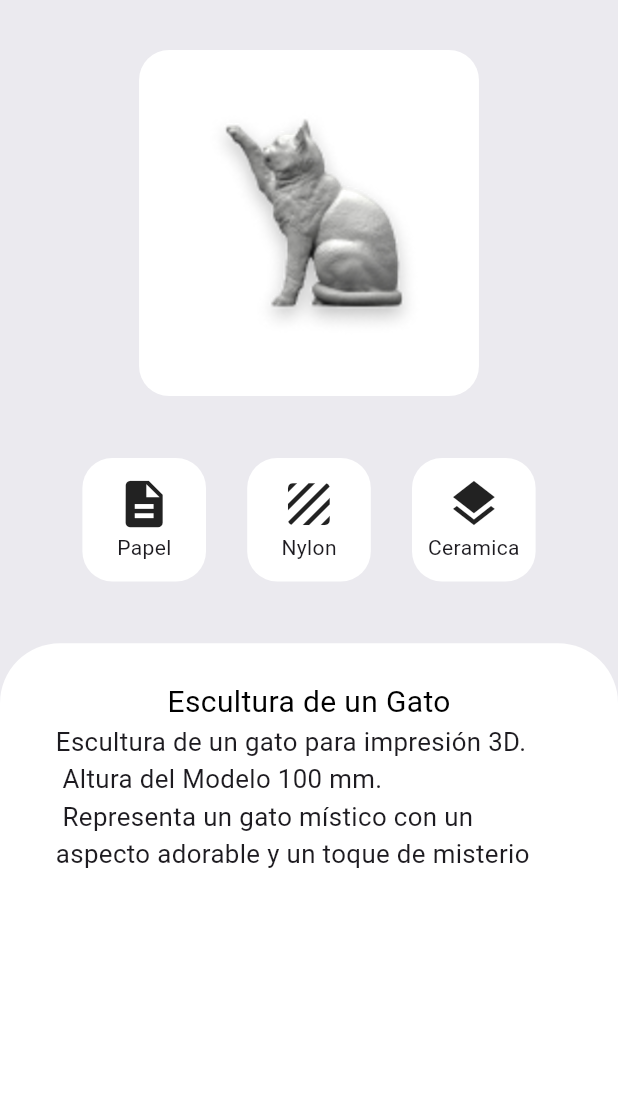
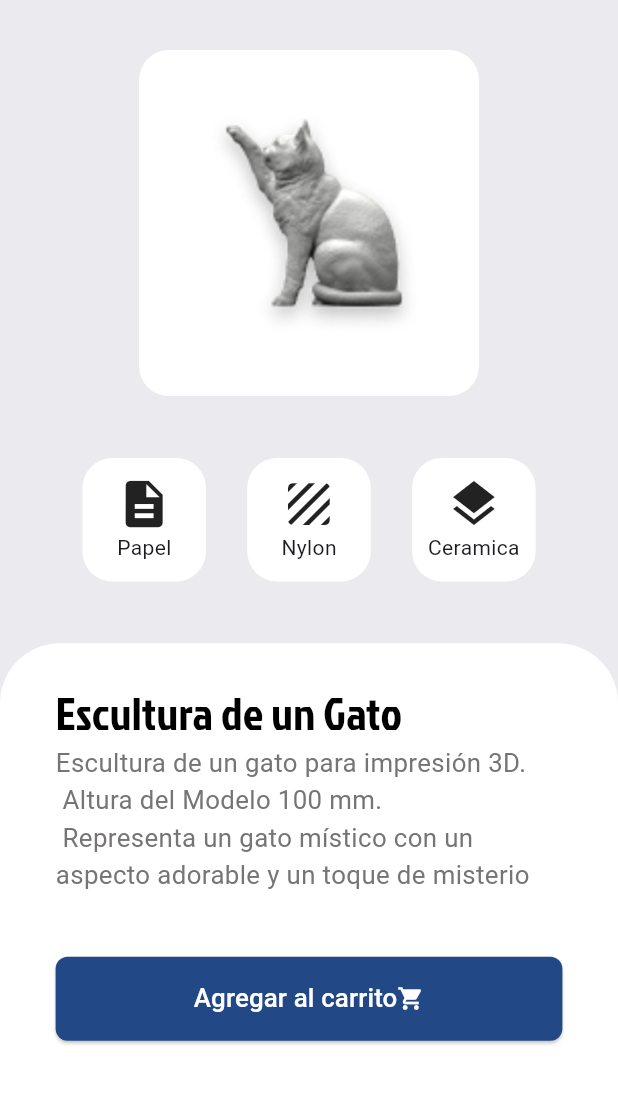
Before and after one commit to ProyectoFabLab-Ciclo-VI/FABLAB_MOVIL, a Flutter app: the Descripcioncompra screen opened directly, on a phone screen of 412 x 824 dp, the part 100-1204 px from its top. Run offline on Flutter 3.47's test engine with Material 3 defaults, Android fonts, the phone set to English and light mode, and no system bars; our stand-ins replace bloc, dartz, dio, flutter_bloc, flutter_form_builder, form_builder_validators and 3 more; accounts and stored records are empty.

Commit message:
avance de compra de detalles

```diff
--- a/lib/features_venta/fablab/presentation/pages/Home/Compra/detalles/descripcion_precio_agregar.dart
+++ b/lib/features_venta/fablab/presentation/pages/Home/Compra/detalles/descripcion_precio_agregar.dart
@@ -1,5 +1,6 @@
 import 'package:fab_lab_upeu/shared/colores.dart';
 import 'package:fab_lab_upeu/shared/media_query.dart';
+import 'package:fab_lab_upeu/shared/textos.dart';
 import 'package:flutter/material.dart';
 import 'package:sizer/sizer.dart';
 
@@ -26,15 +27,47 @@ class DetallesPrecioAgregar extends StatelessWidget {
         ),
         child: Column(
           mainAxisAlignment: MainAxisAlignment.start,
+          crossAxisAlignment: CrossAxisAlignment.start,
           children: [
             Text('Escultura de un Gato',
-                style: TextStyle(color: coloresPersonalizados[4], fontSize: 20),
+                style: TextStyle(
+                  color: coloresPersonalizados[4],
+                  fontSize: 22.5.sp,
+                  fontFamily: 'JockeyOne',
+                ),
                 textAlign: TextAlign.left),
             const Row(),
             Text(
               'Escultura de un gato para impresión 3D.\n Altura del Modelo 100 mm.\n Representa un gato místico con un aspecto adorable y un toque de misterio',
-              style: TextStyle(fontSize: 17.sp),
+              style:
+                  TextStyle(fontSize: 17.sp, color: coloresPersonalizados[10]),
               textAlign: TextAlign.left,
+            ),
+            SizedBox(
+              height: 5.h,
+            ),
+            ElevatedButton(
+              style: ElevatedButton.styleFrom(
+                minimumSize: Size(
+                    screenWidth(context) * 0.4, screenHeight(context) * 0.068),
+                backgroundColor: coloresPersonalizados[0],
+                shape: RoundedRectangleBorder(
+                  borderRadius: BorderRadius.circular(8),
+                ),
+              ),
+              onPressed: () {},
+              child: Row(
+                mainAxisAlignment: MainAxisAlignment.center,
+                children: [
+                  textoRegularBlanco(
+                    'Agregar al carrito',
+                  ),
+                  Icon(
+                    Icons.shopping_cart,
+                    color: coloresPersonalizados[3],
+                  )
+                ],
+              ),
             )
           ],
         ),
--- a/lib/features_venta/fablab/presentation/pages/TutorialLogin/ingreso.dart
+++ b/lib/features_venta/fablab/presentation/pages/TutorialLogin/ingreso.dart
@@ -20,6 +20,8 @@ class _IngresoState extends State<Ingreso> {
   @override
   Widget build(BuildContext context) {
     var size = MediaQuery.of(context).size;
+    final screenWidth = MediaQuery.of(context).size.width;
+    final screenHeight = MediaQuery.of(context).size.height;
 
     return FormBuilder(
       key: _formKey2, // Agregar la clave aquí
@@ -104,7 +106,7 @@ class _IngresoState extends State<Ingreso> {
               }
             },
             style: ElevatedButton.styleFrom(
-              minimumSize: const Size(250, 50),
+              minimumSize: Size(screenHeight * 0.3, screenWidth * 0.12),
               backgroundColor: Colors.white,
               shape: RoundedRectangleBorder(
                 borderRadius: BorderRadius.circular(40),
--- a/lib/shared/textos.dart
+++ b/lib/shared/textos.dart
@@ -19,14 +19,14 @@ Text headers1(String cuerpo) {
 Text textoRegularBlanco(String cuerpo) {
   return Text(
     cuerpo,
-    style: TextStyle(fontSize: 14, color: coloresPersonalizados[3]),
+    style: TextStyle(fontSize: 17.sp, color: coloresPersonalizados[3]),
   );
 }
 
 Text textoRegularNegro(String cuerpo) {
   return Text(
     cuerpo,
-    style: TextStyle(fontSize: 0.26.dp, color: coloresPersonalizados[4]),
+    style: TextStyle(fontSize: 17.sp, color: coloresPersonalizados[4]),
   );
 }
 
```
